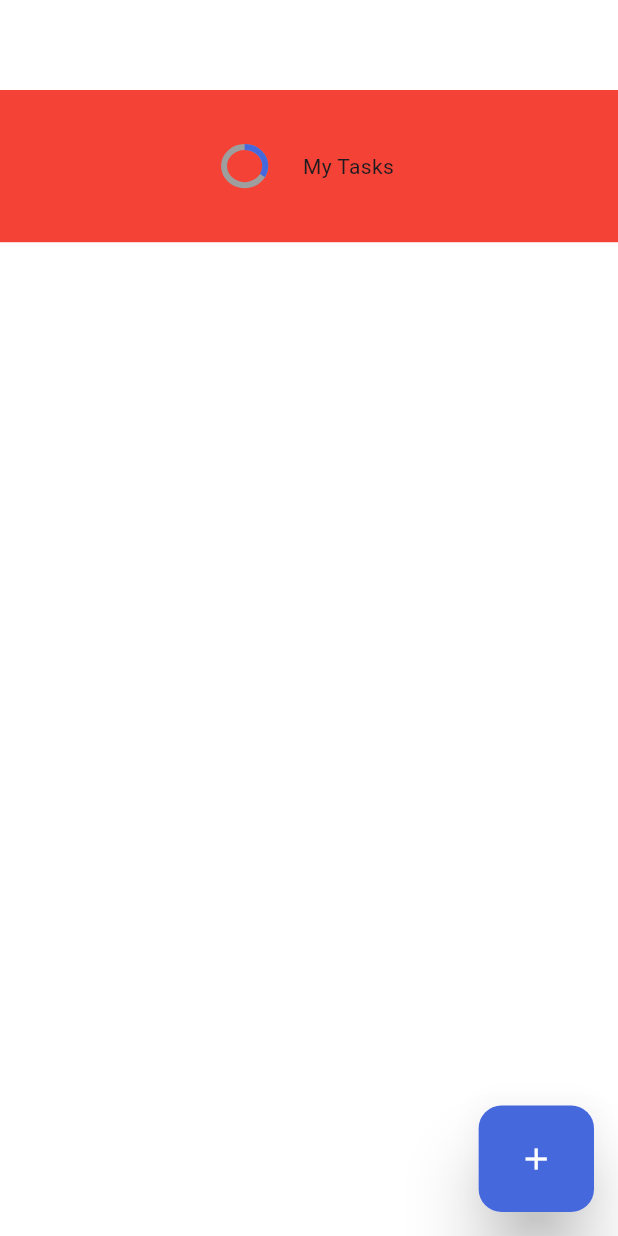
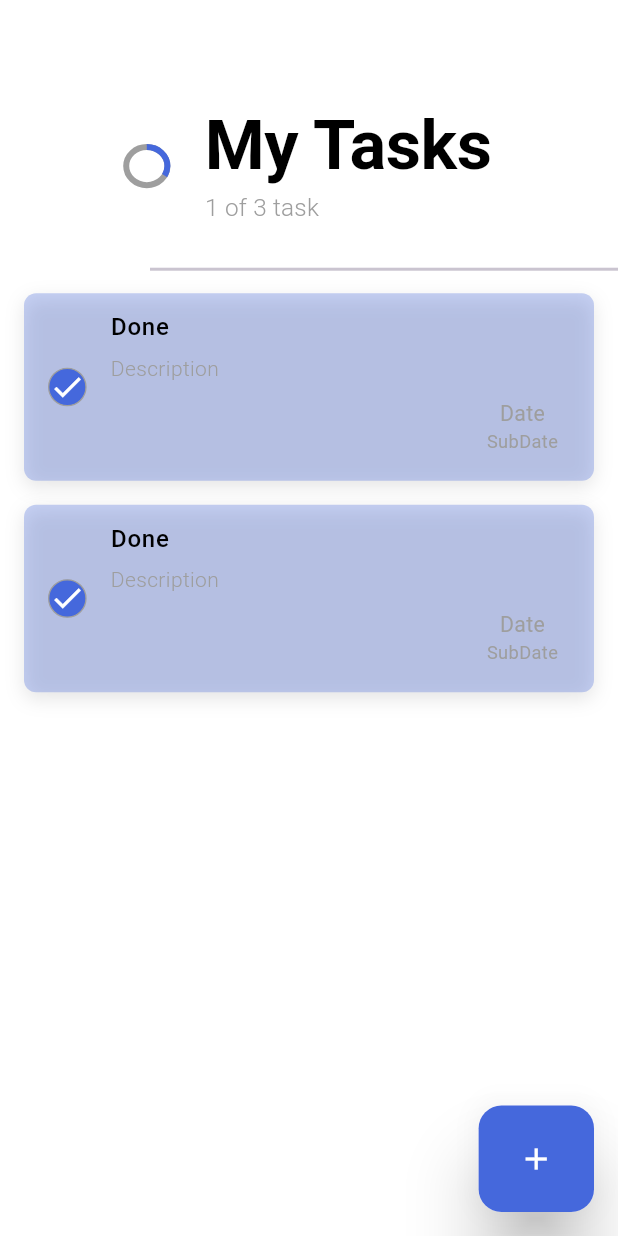
Before and after one commit to Yash-Gupta001/task_app_in_hive, a Flutter app: the screen it shows after launch, on a phone screen of 412 x 824 dp. Run offline on Flutter 3.47's test engine with Material 3 defaults, Android fonts, the phone set to English and light mode, and no system bars; our stand-ins replace flutter_screenutil, hive, hive_flutter, lottie; missing offline and left inert: ftoast, panara_dialogs; accounts and stored records are empty.

Commit message:
created home screen and task widget

```diff
--- a/lib/main.dart
+++ b/lib/main.dart
@@ -11,7 +11,7 @@ Future<void> main() async {
   await Hive.initFlutter();
 
   /// Register Hive Adapter
-  Hive.registerAdapter<Task>(TaskAdapter());
+  // Hive.registerAdapter<Task>(TaskAdapter());
 
   /// Open box
   var box = await Hive.openBox<Task>("tasksBox");
--- a/lib/view/home/home_view.dart
+++ b/lib/view/home/home_view.dart
@@ -2,9 +2,12 @@ import 'package:flutter/material.dart';
 import 'package:flutter_screenutil/flutter_screenutil.dart';
 import 'package:task_app_in_hive/extensions/space_exs.dart';
 import 'package:task_app_in_hive/utils/app_colors.dart';
+import 'package:task_app_in_hive/utils/constanst.dart';
 import 'package:task_app_in_hive/utils/string_config.dart';
-import 'package:task_app_in_hive/view/home/widgets/fab.dart';
+import 'package:task_app_in_hive/view/home/components/fab.dart';
 
+import 'package:task_app_in_hive/view/home/widgets/task_widget.dart';
+import 'package:lottie/lottie.dart';
 class HomeView extends StatefulWidget {
   const HomeView({super.key});
 
@@ -13,8 +16,11 @@ class HomeView extends StatefulWidget {
 }
 
 class _HomeViewState extends State<HomeView> {
+  final List<int> testing = [1,2];
   @override
   Widget build(BuildContext context) {
+    TextTheme textTheme = Theme.of(context).textTheme;
+
     return Scaffold(
       backgroundColor: Colors.white,
 
@@ -27,11 +33,12 @@ class _HomeViewState extends State<HomeView> {
         height: double.infinity,
         child: Column(
           children: [
+            /// Custom App Bar
             Container(
               margin: EdgeInsets.only(top: 60),
               width: double.infinity,
               height: 100.0.h,
-              color: Colors.red,
+              // color: Colors.red,
               child: Row(
                 mainAxisAlignment: MainAxisAlignment.center,
                 children: [
@@ -47,18 +54,72 @@ class _HomeViewState extends State<HomeView> {
                       ),
                     ),
                   ),
+
+                  /// space
                   25.ws,
+
+                  /// top level task info
                   Column(
                     mainAxisAlignment: MainAxisAlignment.center,
                     crossAxisAlignment: CrossAxisAlignment.start,
                     children: [
                       Text(
-                        StringConfig.mainTitle
-                      )
+                        StringConfig.mainTitle,
+                        style: textTheme.displayLarge,
+                      ),
+                      3.hs,
+                      Text("1 of 3 task", style: textTheme.titleMedium),
                     ],
-                  )
+                  ),
                 ],
               ),
+            ),
+
+            /// Divider
+            Padding(
+              padding: const EdgeInsets.only(top: 10),
+              child: Divider(thickness: 2, indent: 100),
+            ),
+
+            /// tasks
+            SizedBox(
+              width: double.infinity,
+              height: 745,
+              child: testing.isNotEmpty ? ListView.builder(
+                itemCount: testing.length,
+                scrollDirection: Axis.vertical,
+                itemBuilder: (context, index) {
+                  return Dismissible(
+                    direction: DismissDirection.horizontal,
+                    onDismissed: (_){
+                      /// remove task from db
+                    },
+                    background: Row(
+                      mainAxisAlignment: MainAxisAlignment.center,
+                      children: [
+                        Icon(
+                          Icons.delete_outline,
+                          color: Colors.grey
+                        ),
+                        8.ws,
+                        Text(
+                          StringConfig.deletedTask,
+                          style: TextStyle(
+                            color: Colors.grey,
+                          ),
+                        ),
+
+                      ],
+                    ),
+                    key: Key(index.toString()),
+                    child: TaskWidget()
+                );
+                },
+              ) : Column(
+                children: [
+                  Lottie.asset(lottieURL),
+                ],
+              )
             ),
           ],
         ),
--- /dev/null
+++ b/lib/view/home/widgets/task_widget.dart
@@ -0,0 +1,107 @@
+import 'package:flutter/material.dart';
+import 'package:flutter_screenutil/flutter_screenutil.dart';
+import 'package:task_app_in_hive/utils/app_colors.dart';
+
+class TaskWidget extends StatelessWidget {
+  const TaskWidget({
+    super.key,
+  });
+
+  @override
+  Widget build(BuildContext context) {
+    return GestureDetector(
+      onTap: () {
+
+      },
+      child: AnimatedContainer(
+        margin: EdgeInsets.symmetric(horizontal: 16, vertical: 8),
+        decoration: BoxDecoration(
+          color: AppColors.primaryColor.withOpacity(0.3),
+          borderRadius: BorderRadius.circular(8.0.r),
+          boxShadow: [
+            BoxShadow(
+              color: Colors.black.withOpacity(.1),
+              offset: Offset(0, 4),
+              blurRadius: 10,
+            ),
+          ],
+        ),
+        duration: Duration(microseconds: 600),
+        child: ListTile(
+          /// check icon
+          leading: GestureDetector(
+            onTap: () {},
+            child: AnimatedContainer(
+              duration: Duration(milliseconds: 600),
+              decoration: BoxDecoration(
+                color: AppColors.primaryColor,
+                shape: BoxShape.circle,
+                border: Border.all(color: Colors.grey, width: .8.w),
+              ),
+              child: Icon(Icons.check, color: Colors.white),
+            ),
+          ),
+
+          /// task title
+          title: Padding(
+            padding: const EdgeInsets.only(bottom: 5.0, top: 3.0),
+            child: Text(
+              "Done",
+              style: TextStyle(
+                color: Colors.black,
+                fontWeight: FontWeight.w500,
+                // decoration: TextDecoration.lineThrough
+              ),
+            ),
+          ),
+
+          /// task description
+          subtitle: Column(
+            crossAxisAlignment: CrossAxisAlignment.start,
+            children: [
+              Text(
+                'Description',
+                style: TextStyle(
+                  color: Colors.grey,
+                  fontWeight: FontWeight.w300,
+                ),
+              ),
+
+
+
+              /// Date of task
+              Align(
+                alignment: Alignment.centerRight,
+                child: Padding(
+                  padding: EdgeInsets.only(bottom: 10,top: 10),
+                  child: Column(
+                    mainAxisAlignment: MainAxisAlignment.center,
+                    children: [
+                      Text(
+                        "Date",
+                        style: TextStyle(
+                          fontSize: 14.0.sp,
+                          color: Colors.grey,
+                        ),
+                      ),
+
+                      Text(
+                        "SubDate",
+                        style: TextStyle(
+                          fontSize: 12.0.sp,
+                          color: Colors.grey,
+                        ),
+                      ),
+                    ],
+                  ),
+                ),
+              )
+            ],
+          ),
+        ),
+
+
+      ),
+    );
+  }
+}
--- a/lib/view/tasks/tasks_view.dart
+++ b/lib/view/tasks/tasks_view.dart
@@ -0,0 +1,17 @@
+import 'package:flutter/material.dart';
+
+class TasksView extends StatefulWidget {
+  const TasksView({super.key});
+
+  @override
+  State<TasksView> createState() => _TasksViewState();
+}
+
+class _TasksViewState extends State<TasksView> {
+  @override
+  Widget build(BuildContext context) {
+    return Scaffold(
+
+    );
+  }
+}
--- a/pubspec.yaml
+++ b/pubspec.yaml
@@ -73,7 +73,7 @@ flutter:
   # To add assets to your application, add an assets section, like this:
   assets:
     - assets/img/
-    - assets/lottie
+    - assets/lottie/
 
   # An image asset can refer to one or more resolution-specific "variants", see
   # https://flutter.dev/to/resolution-aware-images
```
Also changed, not shown: lib/view/home/components/fab.dart (renamed from lib/view/home/widgets/fab.dart), 1 other file.
